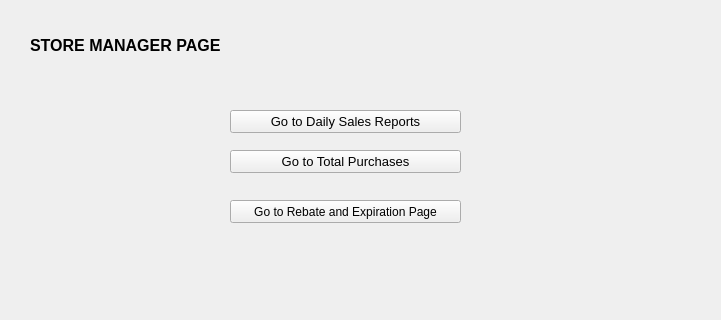
Before: the Qt Designer form storemanagerpage.ui in YoKarson/CS1C-Project-2-Bulk-Club-2.0, drawn with Qt 5; both pictures show x 0 to 721 and y 0 to 320 of the 903 by 600 pixel window.
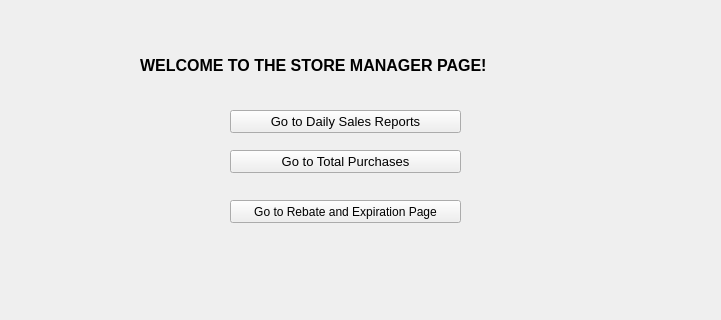
After: the same form once the commit is applied. The open tabs and pages were chosen to show the change.

Diff of the .ui file:
```diff
--- a/storemanagerpage.ui
+++ b/storemanagerpage.ui
@@ -35,10 +35,10 @@
      <widget class="QLabel" name="label">
       <property name="geometry">
        <rect>
-        <x>30</x>
+        <x>140</x>
         <y>30</y>
-        <width>281</width>
-        <height>31</height>
+        <width>451</width>
+        <height>71</height>
        </rect>
       </property>
       <property name="font">
@@ -49,7 +49,7 @@
        </font>
       </property>
       <property name="text">
-       <string>STORE MANAGER PAGE</string>
+       <string>WELCOME TO THE STORE MANAGER PAGE!</string>
       </property>
      </widget>
      <widget class="QPushButton" name="dailySalesReportsPushBtn">
```
Left out of the diff: 2 changed lines with no effect on the pictures.
